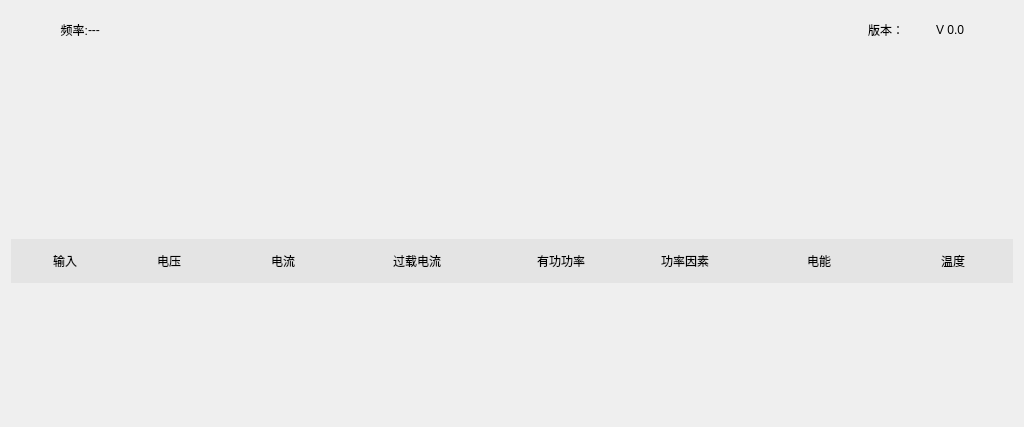
Old version of the form BusBar-Qt/line/linewid.ui in the repository luozhiyong131/BusBar.
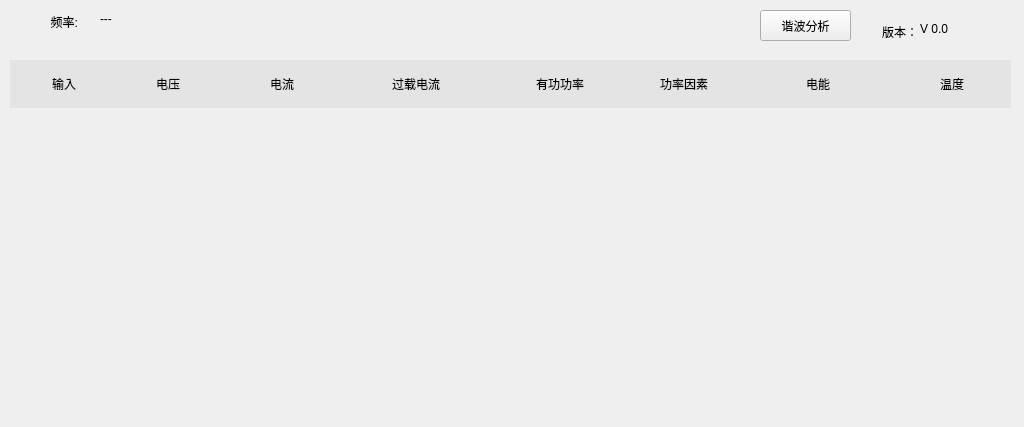
New version of the form.

```diff
--- a/BusBar-Qt/line/linewid.ui
+++ b/BusBar-Qt/line/linewid.ui
@@ -13,11 +13,130 @@
   <property name="windowTitle">
    <string>Form</string>
   </property>
-  <layout class="QGridLayout" name="gridLayout">
-   <item row="1" column="0">
-    <widget class="QWidget" name="totalWid" native="true"/>
-   </item>
-   <item row="2" column="0">
+  <widget class="QWidget" name="totalWid" native="true">
+   <property name="geometry">
+    <rect>
+     <x>990</x>
+     <y>0</y>
+     <width>21</width>
+     <height>20</height>
+    </rect>
+   </property>
+  </widget>
+  <widget class="QLabel" name="version">
+   <property name="geometry">
+    <rect>
+     <x>920</x>
+     <y>20</y>
+     <width>81</width>
+     <height>18</height>
+    </rect>
+   </property>
+   <property name="minimumSize">
+    <size>
+     <width>68</width>
+     <height>18</height>
+    </size>
+   </property>
+   <property name="text">
+    <string>V 0.0</string>
+   </property>
+  </widget>
+  <widget class="QLabel" name="label_2">
+   <property name="geometry">
+    <rect>
+     <x>850</x>
+     <y>20</y>
+     <width>68</width>
+     <height>23</height>
+    </rect>
+   </property>
+   <property name="minimumSize">
+    <size>
+     <width>68</width>
+     <height>18</height>
+    </size>
+   </property>
+   <property name="text">
+    <string>版本：</string>
+   </property>
+   <property name="alignment">
+    <set>Qt::AlignRight|Qt::AlignTrailing|Qt::AlignVCenter</set>
+   </property>
+  </widget>
+  <widget class="QLabel" name="rateLab">
+   <property name="geometry">
+    <rect>
+     <x>100</x>
+     <y>10</y>
+     <width>68</width>
+     <height>18</height>
+    </rect>
+   </property>
+   <property name="minimumSize">
+    <size>
+     <width>68</width>
+     <height>18</height>
+    </size>
+   </property>
+   <property name="text">
+    <string>---</string>
+   </property>
+  </widget>
+  <widget class="QLabel" name="label">
+   <property name="geometry">
+    <rect>
+     <x>10</x>
+     <y>10</y>
+     <width>68</width>
+     <height>23</height>
+    </rect>
+   </property>
+   <property name="minimumSize">
+    <size>
+     <width>68</width>
+     <height>18</height>
+    </size>
+   </property>
+   <property name="text">
+    <string>频率:</string>
+   </property>
+   <property name="alignment">
+    <set>Qt::AlignRight|Qt::AlignTrailing|Qt::AlignVCenter</set>
+   </property>
+  </widget>
+  <widget class="QPushButton" name="thdBtn">
+   <property name="geometry">
+    <rect>
+     <x>760</x>
+     <y>10</y>
+     <width>91</width>
+     <height>31</height>
+    </rect>
+   </property>
+   <property name="text">
+    <string>谐波分析</string>
+   </property>
+  </widget>
+  <widget class="QWidget" name="widget" native="true">
+   <property name="geometry">
+    <rect>
+     <x>10</x>
+     <y>269</y>
+     <width>1001</width>
+     <height>111</height>
+    </rect>
+   </property>
+  </widget>
+  <widget class="QWidget" name="">
+   <property name="geometry">
+    <rect>
+     <x>10</x>
+     <y>60</y>
+     <width>1001</width>
+     <height>191</height>
+    </rect>
+   </property>
     <layout class="QVBoxLayout" name="verticalLayout">
      <property name="spacing">
       <number>0</number>
@@ -253,91 +372,7 @@
       </widget>
      </item>
     </layout>
-   </item>
-   <item row="0" column="0">
-    <widget class="QWidget" name="Awidget" native="true">
-     <property name="sizePolicy">
-      <sizepolicy hsizetype="Preferred" vsizetype="Fixed">
-       <horstretch>0</horstretch>
-       <verstretch>0</verstretch>
-      </sizepolicy>
-     </property>
-     <layout class="QHBoxLayout" name="horizontalLayout_2">
-      <property name="spacing">
-       <number>0</number>
-      </property>
-      <item>
-       <widget class="QLabel" name="label">
-        <property name="minimumSize">
-         <size>
-          <width>68</width>
-          <height>18</height>
-         </size>
-        </property>
-        <property name="text">
-         <string>频率:</string>
-        </property>
-        <property name="alignment">
-         <set>Qt::AlignRight|Qt::AlignTrailing|Qt::AlignVCenter</set>
-        </property>
-       </widget>
-      </item>
-      <item>
-       <widget class="QLabel" name="rateLab">
-        <property name="minimumSize">
-         <size>
-          <width>68</width>
-          <height>18</height>
-         </size>
-        </property>
-        <property name="text">
-         <string>---</string>
-        </property>
-       </widget>
-      </item>
-      <item>
-       <spacer name="horizontalSpacer">
-        <property name="orientation">
-         <enum>Qt::Horizontal</enum>
-        </property>
-        <property name="sizeHint" stdset="0">
-         <size>
-          <width>40</width>
-          <height>20</height>
-         </size>
-        </property>
-       </spacer>
-      </item>
-      <item>
-       <widget class="QLabel" name="label_2">
-        <property name="minimumSize">
-         <size>
-          <width>68</width>
-          <height>18</height>
-         </size>
-        </property>
-        <property name="text">
-         <string>版本：</string>
-        </property>
-       </widget>
-      </item>
-      <item>
-       <widget class="QLabel" name="version">
-        <property name="minimumSize">
-         <size>
-          <width>68</width>
-          <height>18</height>
-         </size>
-        </property>
-        <property name="text">
-         <string>V 0.0</string>
-        </property>
-       </widget>
-      </item>
-     </layout>
-    </widget>
-   </item>
-  </layout>
+  </widget>
  </widget>
  <resources/>
  <connections/>
```
Left out of the diff: 3 changed lines with no effect on the pictures. Lines whose indentation alone changed are shown as unchanged.
